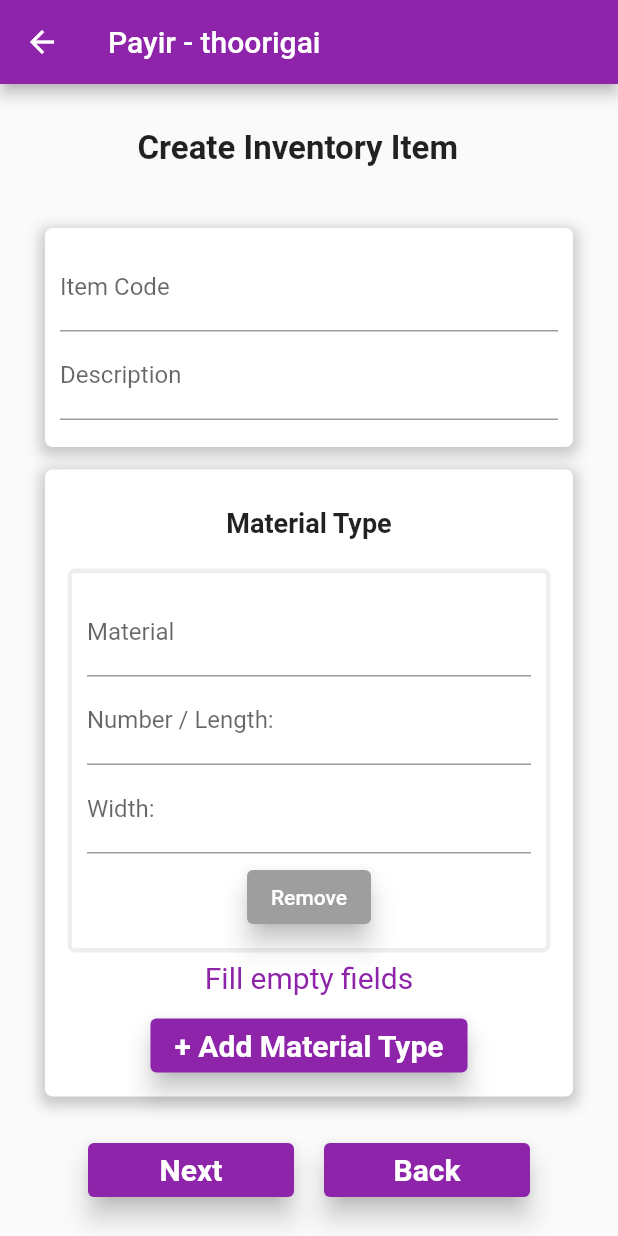
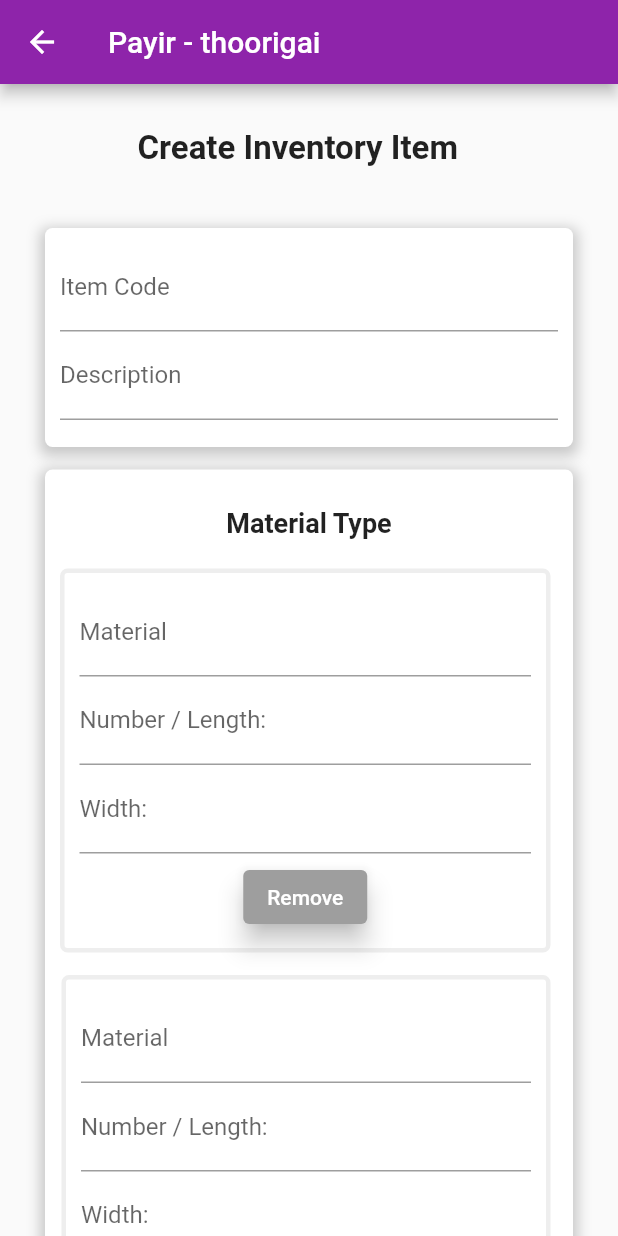
Before and after one commit to 2020-opportunity-hack/Team-04, a Flutter app: the CreateInventoryItem screen opened directly, after a tap on "+ Add Material Type", on a phone screen of 412 x 824 dp. Run offline on Flutter 3.47's test engine with Material 2 defaults, Android fonts, the phone set to English and light mode, and no system bars; our stand-ins replace easy_localization, firebase_auth, firebase_core, firebase_database, modal_progress_hud; missing offline and left inert: dart:ffi; accounts and stored records are empty; Roboto replaces fonts that are missing (Montserrat).

Commit message:
initial bug fix(incomplete)

```diff
--- a/lib/createItem.dart
+++ b/lib/createItem.dart
@@ -109,7 +109,28 @@ class _CreateInventoryItemState extends State<CreateInventoryItem> {
           });
         });
 
-    final materialTypeInput = TextFormField(
+    // String mapNewValues(idx) {
+
+    //   if (materialTypes[idx] != null) {
+    //     print('true! <=======');
+    //     print(materialTypes[idx]['materialInput']);
+    //     return materialTypes[idx]['materialInput'];
+    //   } else {
+    //     print('nothing printed');
+    //     return '';
+    //   }
+    // }
+
+    // var counter = 0;
+
+    Widget materialTypeInput(idx) {
+      // var prevCounter = counter;
+      // Map controllerObject = {'controller$prevCounter': TextEditingController()};
+      // counter++;
+      // var name = 'controller${counter}';
+      // var name = TextEditingController();
+      return TextFormField(
+          // controller: controllerObject['controller$prevCounter'],
           decoration: InputDecoration(labelText: 'Material'),
           validator: (value) {
             if (value.isEmpty) {
@@ -119,10 +140,12 @@ class _CreateInventoryItemState extends State<CreateInventoryItem> {
             return null;
           },
           onChanged: (val) {
+            print(materialTypes);
             setState(() {
-            material = val;
+              materialTypes[idx]['materialInput'] = val;
             });
           });
+    }
 
     final numberLengthInput = TextFormField(
         decoration: InputDecoration(labelText: 'Number / Length:'),
@@ -156,36 +179,47 @@ class _CreateInventoryItemState extends State<CreateInventoryItem> {
       },
     );
 
-    final removeMaterialButton = Container(
+    Widget _removeMaterialButton(idx) {
+      return Container(
         margin: EdgeInsets.only(top: 5),
         child: ElevatedButton(
-          onPressed: () {}, child: Text('Remove'), style: disabledButtonStyle),
+            onPressed: () {
+              print("this is index <--- :");
+              print(idx);
+              setState(() {
+                print(materialTypes);
+                materialTypeList.removeAt(idx);
+                materialTypes.removeAt(idx);
+                print('after remove');
+                print(materialTypes);
+                // if (materialTypes.isNotEmpty) {
+                //   materialTypes.removeAt(idx);
+                // }
+              });
+            },
+            child: Text("Remove"),
+            style: disabledButtonStyle),
       );
+    }
 
-    Widget _materialRow() {
+    Widget _buildMaterialRow(idx) {
+      materialTypes
+          .add({'materialInput': '', 'numberInput': '', 'widthInput': ''});
       return Container(
-        margin: EdgeInsets.only(top: 15, left: 5, right: 5),
+        margin: EdgeInsets.only(top: 15, left: idx.toDouble(), right: 5),
         padding: EdgeInsets.all(10),
         decoration: BoxDecoration(
             border: Border.all(color: Colors.grey[200], width: 3),
             borderRadius: BorderRadius.circular(5)),
         child: Column(
           children: [
-            materialTypeInput,
+            materialTypeInput(idx),
             numberLengthInput,
             widthInput,
-            removeMaterialButton
+            _removeMaterialButton(idx)
           ],
         ),
       );
-    }
-
-    void _submitMaterialTypes() {
-      materialTypes
-          .add({'Material': material, 'Length': numLen, 'Width': width});
-      material = '';
-      numLen = '';
-      width = '';
     }
 
     final emptyFieldError = Container(
@@ -198,16 +232,8 @@ class _CreateInventoryItemState extends State<CreateInventoryItem> {
 
     final addMaterialButton = ElevatedButton(
       onPressed: () {
-        if (material.length == 0 || numLen.length == 0 || width.length == 0) {
         setState(() {
-            showFieldsEmpty = true;
-          });
-          return null;
-        }
-        showFieldsEmpty = false;
-        setState(() {
-          _submitMaterialTypes();
-          materialTypeList.add(_materialRow());
+          materialTypeList.add(_buildMaterialRow(materialTypeList.length));
         });
       },
       child: Text("+ Add Material Type",
@@ -217,14 +243,12 @@ class _CreateInventoryItemState extends State<CreateInventoryItem> {
     );
 
     if (materialTypeList.isEmpty) {
-      materialTypeList.add(_materialRow());
+      materialTypeList.add(_buildMaterialRow(materialTypeList.length));
     }
 
     final nextButton = ElevatedButton(
       onPressed: () {
-
         if (_formKey.currentState.validate()) {
-          _submitMaterialTypes();
           Navigator.push(
             context,
             MaterialPageRoute(
```
Lines whose indentation alone changed are shown as unchanged.
